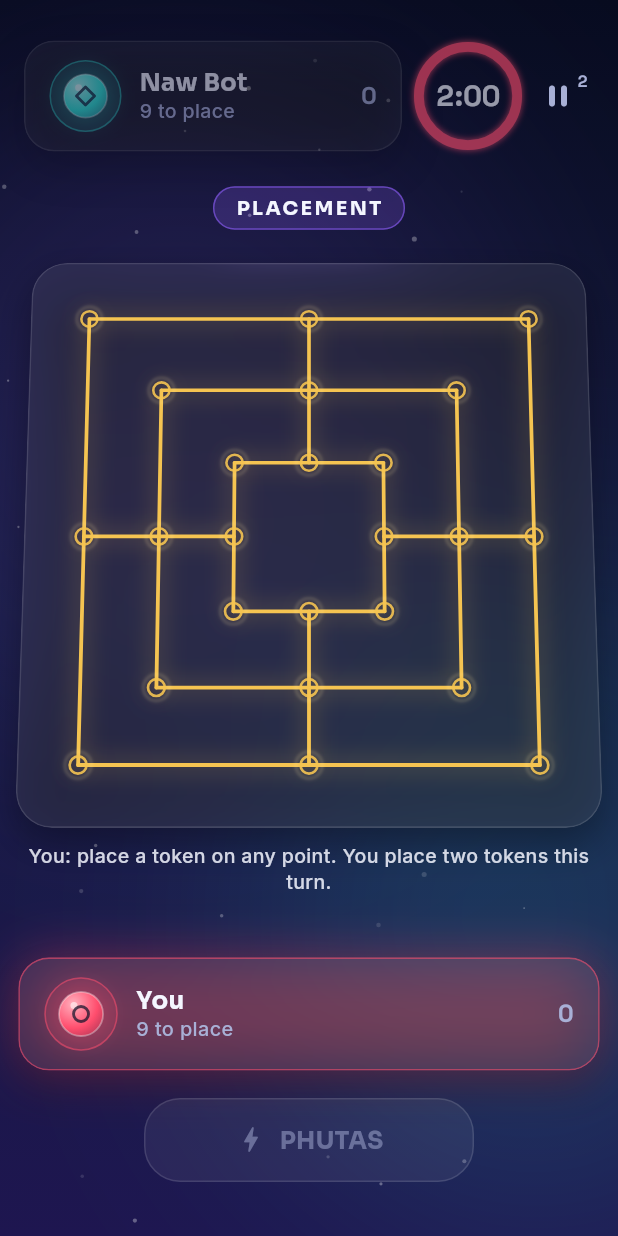
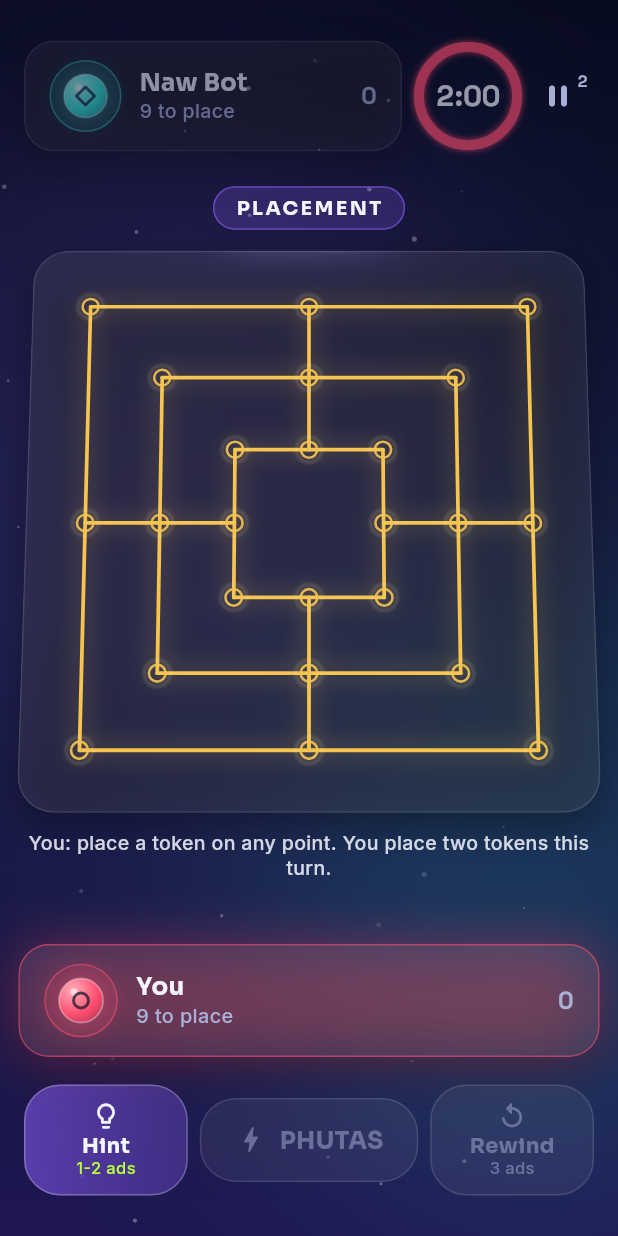
Before and after one commit to zainabraza06/NawTin, a Flutter app: the GameScreen screen opened by its route, on a phone screen of 412 x 824 dp. Run offline on Flutter 3.47's test engine with Material 3 defaults, Android fonts, the phone set to English and light mode, and no system bars; our stand-ins replace flutter_riverpod, google_fonts, google_mobile_ads.

Commit message:
feat(game): ad-gated Hint (1/2 ads) and Rewind (3 ads) with history snapshots, ad prompt sheet and dock

```diff
--- a/lib/features/game/game_screen.dart
+++ b/lib/features/game/game_screen.dart
@@ -7,6 +7,7 @@
 
 import '../../app_router.dart';
 import '../../core/engine/engine.dart';
+import '../../services/ads/ads_service.dart';
 import '../../services/settings.dart';
 import '../../services/turn_clock.dart';
 import '../setup/game_setup.dart';
@@ -18,6 +19,7 @@
 import '../../widgets/glass_panel.dart';
 import '../../widgets/player_card.dart';
 import '../../widgets/timer_ring.dart';
+import 'ad_gate_sheet.dart';
 import 'game_controller.dart';
 import 'game_over_overlay.dart';
 import 'pause_overlay.dart';
@@ -169,6 +171,41 @@
   void _goHome() =>
       Navigator.of(context).popUntil((r) => r.settings.name == Routes.home || r.isFirst);
 
+  Future<void> _hint() async {
+    final ctl = ref.read(gameControllerProvider.notifier);
+    final level = await showHintChooser(context);
+    if (level == null || !mounted) return;
+    final best = level == 2;
+    final granted = await showAdGate(
+      context,
+      title: best ? 'Watch 2 ads to see the best move?' : 'Watch 1 ad to see a warning?',
+      body: best
+          ? 'You get a warning about the position and the best move, highlighted on the board.'
+          : 'You get a warning about what your opponent is up to. It will not show the move.',
+      ads: best ? AdCosts.hintBestMove : AdCosts.hintWarning,
+      icon: Icons.lightbulb_rounded,
+      run: (onStart, onProgress) =>
+          ctl.watchAds(best ? AdCosts.hintBestMove : AdCosts.hintWarning, onStart: onStart, onProgress: onProgress),
+    );
+    if (!granted || !mounted) return;
+    best ? await ctl.applyBestMoveHint() : ctl.applyWarningHint();
+  }
+
+  Future<void> _rewind() async {
+    final ctl = ref.read(gameControllerProvider.notifier);
+    final granted = await showAdGate(
+      context,
+      title: 'Watch 3 ads to rewind?',
+      body: 'Undo your last move and the reply. Captured tokens come back and your clock restarts.',
+      ads: AdCosts.rewind,
+      icon: Icons.replay_rounded,
+      run: (onStart, onProgress) =>
+          ctl.watchAds(AdCosts.rewind, onStart: onStart, onProgress: onProgress),
+    );
+    if (!granted || !mounted) return;
+    ctl.rewind();
+  }
+
   void _pressPause() {
     final ctl = ref.read(gameControllerProvider.notifier);
     if (ctl.pause()) return;
@@ -228,7 +265,14 @@
                                 height: h * 0.58,
                                 child: _BoardZone(ui: ui, ctl: ctl, tilt: _tilt, onTouch: _flatten, onImpact: _onImpact, prefs: prefs),
                               ),
-                              SizedBox(height: h * 0.28, child: _BottomZone(ui: ui, ctl: ctl, seat: _bottomSeat(ref.watch(setupProvider)))),
+                              SizedBox(height: h * 0.28, child: _BottomZone(
+                                  ui: ui,
+                                  ctl: ctl,
+                                  seat: _bottomSeat(ref.watch(setupProvider)),
+                                  vsAi: ref.watch(setupProvider).mode == GameMode.vsAi,
+                                  onHint: ctl.canAssist ? _hint : null,
+                                  onRewind: ctl.canRewind ? _rewind : null,
+                                )),
                             ],
                           ),
                         );
@@ -512,6 +556,7 @@
                           targets: ui.targets,
                           captureMask: ui.captureMask,
                           pending: ui.pendingStep,
+                          hint: ui.hintMove,
                           lastResult: ui.lastResult,
                           fxSerial: ui.fxSerial,
                           phutasLines: ui.phutasLines,
@@ -535,11 +580,40 @@
           ),
         ),
         SizedBox(
-          height: 40,
+          height: 58,
           child: Center(
             child: AnimatedSwitcher(
               duration: tk.medium,
+              child: ui.hintText != null
+                  ? GestureDetector(
+                      key: const ValueKey('hint'),
+                      onTap: ctl.clearHint,
+                      child: Container(
+                        margin: const EdgeInsets.only(bottom: 6),
+                        padding: const EdgeInsets.symmetric(horizontal: 12, vertical: 6),
+                        decoration: BoxDecoration(
+                          borderRadius: BorderRadius.circular(tk.radiusM),
+                          color: tk.lime.withValues(alpha: 0.12),
+                          border: Border.all(color: tk.lime.withValues(alpha: 0.5)),
+                        ),
+                        child: Row(
+                          children: [
+                            Icon(Icons.lightbulb_rounded, color: tk.lime, size: 20),
+                            const SizedBox(width: 8),
+                            Expanded(
                               child: Text(
+                                ui.hintText!,
+                                maxLines: 3,
+                                overflow: TextOverflow.ellipsis,
+                                style: tk.body(NawTinTokens.scaleXS, color: tk.textPrimary),
+                              ),
+                            ),
+                            Icon(Icons.close_rounded, color: tk.textMuted, size: 18),
+                          ],
+                        ),
+                      ),
+                    )
+                  : Text(
                       _caption,
                       key: ValueKey(_caption),
                       textAlign: TextAlign.center,
@@ -555,9 +629,19 @@
 }
 
 class _BottomZone extends StatelessWidget {
-  const _BottomZone({required this.ui, required this.ctl, required this.seat});
+  const _BottomZone({
+    required this.ui,
+    required this.ctl,
+    required this.seat,
+    required this.vsAi,
+    required this.onHint,
+    required this.onRewind,
+  });
   final GameUiState ui;
   final GameController ctl;
+  final bool vsAi;
+  final VoidCallback? onHint;
+  final VoidCallback? onRewind;
 
   /// The seat shown at the bottom (the human player).
   final int seat;
@@ -577,6 +661,9 @@
             ActionDock(
               phutasReady: ui.phutasReady && ui.status != GameStatus.gameOver,
               onPhutas: ctl.callPhutas,
+              showAssist: vsAi,
+              onHint: onHint,
+              onRewind: onRewind,
             ),
           ],
         ),
--- a/lib/widgets/action_dock.dart
+++ b/lib/widgets/action_dock.dart
@@ -11,8 +11,8 @@
     required this.phutasReady,
     required this.onPhutas,
     this.showAssist = false,
-    this.hintAds = 1,
-    this.rewindAds = 3,
+    this.hintBadge = '1-2 ads',
+    this.rewindBadge = '3 ads',
     this.onHint,
     this.onRewind,
   });
@@ -22,8 +22,8 @@
 
   /// Whether Hint / Rewind are shown (vs-AI only).
   final bool showAssist;
-  final int hintAds;
-  final int rewindAds;
+  final String hintBadge;
+  final String rewindBadge;
   final VoidCallback? onHint;
   final VoidCallback? onRewind;
 
@@ -46,22 +46,24 @@
     return Row(
       children: [
         Expanded(
+          flex: 3,
           child: DockPill(
             label: 'Hint',
             icon: Icons.lightbulb_outline_rounded,
-            badge: '$hintAds ${hintAds == 1 ? "ad" : "ads"}',
+            badge: hintBadge,
             enabled: onHint != null,
             onTap: onHint ?? () {},
           ),
         ),
         SizedBox(width: tk.space1),
-        Expanded(flex: 2, child: phutas),
+        Expanded(flex: 4, child: phutas),
         SizedBox(width: tk.space1),
         Expanded(
+          flex: 3,
           child: DockPill(
             label: 'Rewind',
             icon: Icons.replay_rounded,
-            badge: '$rewindAds ads',
+            badge: rewindBadge,
             enabled: onRewind != null,
             onTap: onRewind ?? () {},
           ),
@@ -183,35 +185,55 @@
               ),
               child: child,
             ),
-            child: Row(
-              mainAxisAlignment: MainAxisAlignment.center,
-              mainAxisSize: MainAxisSize.min,
-              children: [
-                Icon(widget.icon, size: 22, color: on ? fg : tk.textMuted.withValues(alpha: 0.5)),
-                const SizedBox(width: 8),
-                Flexible(
-                  child: Column(
-                    mainAxisSize: MainAxisSize.min,
-                    children: [
-                      Text(
-                        widget.label,
-                        maxLines: 1,
-                        overflow: TextOverflow.ellipsis,
-                        style: tk.heading(
-                          NawTinTokens.scaleS,
-                          color: on ? fg : tk.textMuted.withValues(alpha: 0.5),
-                        ),
-                      ),
-                      if (widget.badge != null)
-                        Text(widget.badge!, style: tk.body(NawTinTokens.scaleXS, color: on ? fg.withValues(alpha: 0.8) : tk.textMuted.withValues(alpha: 0.5))),
-                    ],
-                  ),
-                ),
-              ],
-            ),
+            child: widget.primary ? _row(tk, on, fg) : _stack(tk, on, fg),
           ),
         ),
       ),
     );
   }
+
+  Widget _row(NawTinTokens tk, bool on, Color fg) {
+    final dim = tk.textMuted.withValues(alpha: 0.5);
+    return Row(
+      mainAxisAlignment: MainAxisAlignment.center,
+      mainAxisSize: MainAxisSize.min,
+      children: [
+        Icon(widget.icon, size: 22, color: on ? fg : dim),
+        const SizedBox(width: 8),
+        Flexible(
+          child: Text(
+            widget.label,
+            maxLines: 1,
+            overflow: TextOverflow.ellipsis,
+            style: tk.heading(NawTinTokens.scaleS, color: on ? fg : dim),
+          ),
+        ),
+      ],
+    );
+  }
+
+  /// Narrow assist pills stack icon, label and ad cost so nothing is squeezed.
+  Widget _stack(NawTinTokens tk, bool on, Color fg) {
+    final dim = tk.textMuted.withValues(alpha: 0.5);
+    return Column(
+      mainAxisSize: MainAxisSize.min,
+      children: [
+        Icon(widget.icon, size: 20, color: on ? fg : dim),
+        const SizedBox(height: 2),
+        Text(
+          widget.label,
+          maxLines: 1,
+          overflow: TextOverflow.ellipsis,
+          style: tk.heading(NawTinTokens.scaleXS + 1, color: on ? fg : dim),
+        ),
+        if (widget.badge != null)
+          Text(
+            widget.badge!,
+            maxLines: 1,
+            overflow: TextOverflow.ellipsis,
+            style: tk.body(NawTinTokens.scaleXS - 2, color: on ? tk.lime : dim),
+          ),
+      ],
+    );
+  }
 }
```
Also changed, not shown: lib/features/game/ad_gate_sheet.dart (added, +236 -0 lines), lib/features/game/game_controller.dart (+172 -4 lines), 1 other file. Lines whose indentation alone changed are shown as unchanged.
